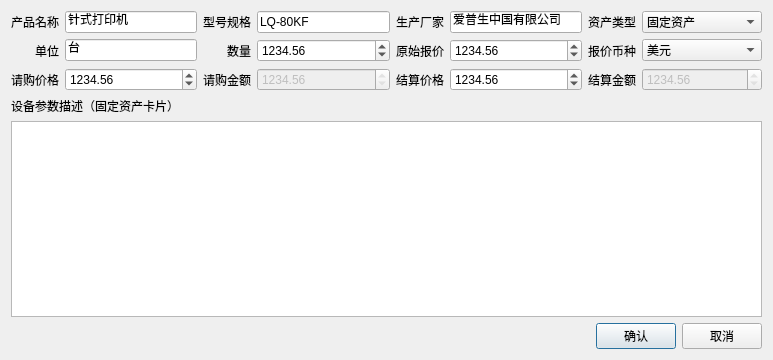
Qt form editor_template.ui (earlideal/jiandan) before a commit.
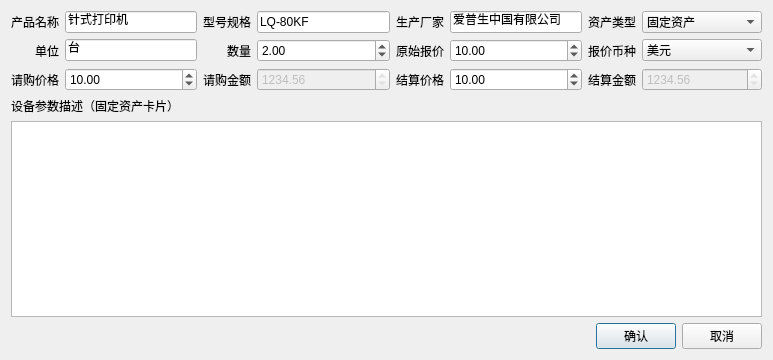
The same form after that commit.

Commit message: 添加验收文件

What changed in the file:
```diff
--- a/editor_template.ui
+++ b/editor_template.ui
@@ -89,7 +89,7 @@
         <double>999999999.990000009536743</double>
        </property>
        <property name="value">
-        <double>1234.559999999999945</double>
+        <double>10.000000000000000</double>
        </property>
       </widget>
      </item>
@@ -105,7 +105,7 @@
         <double>999999999.990000009536743</double>
        </property>
        <property name="value">
-        <double>1234.559999999999945</double>
+        <double>10.000000000000000</double>
        </property>
       </widget>
      </item>
@@ -163,7 +163,7 @@
         <double>999999999.990000009536743</double>
        </property>
        <property name="value">
-        <double>1234.559999999999945</double>
+        <double>10.000000000000000</double>
        </property>
       </widget>
      </item>
@@ -199,7 +199,7 @@
         <double>999999999.990000009536743</double>
        </property>
        <property name="value">
-        <double>1234.559999999999945</double>
+        <double>2.000000000000000</double>
        </property>
       </widget>
      </item>
```
The commit also changes 2 other files.
